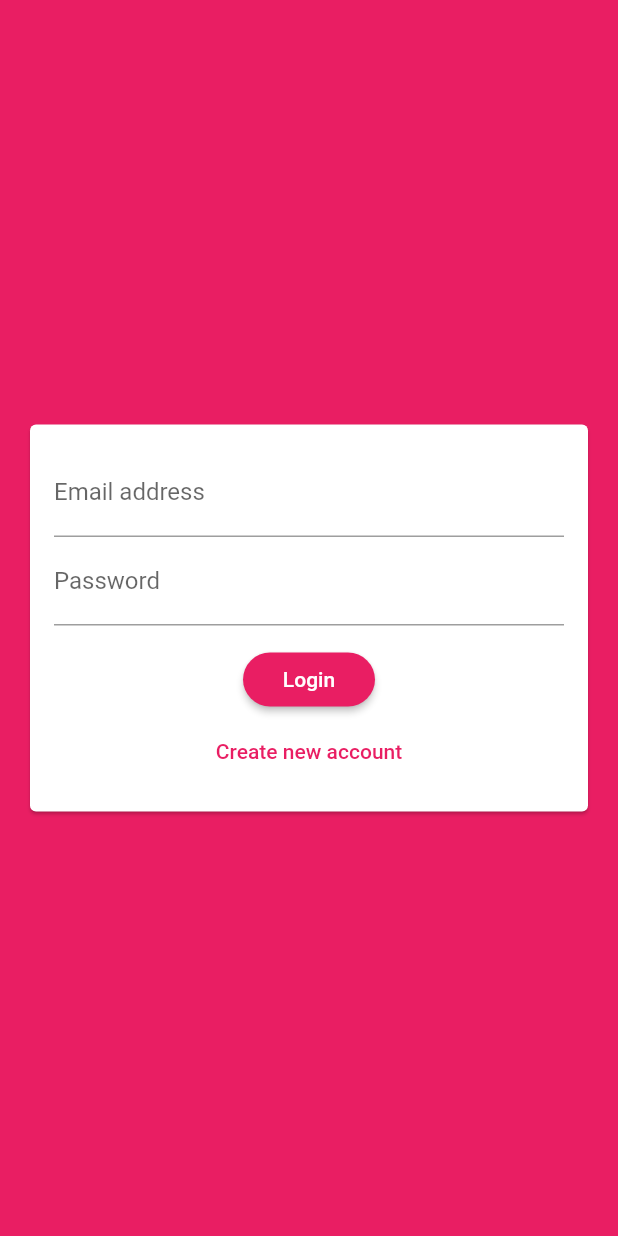
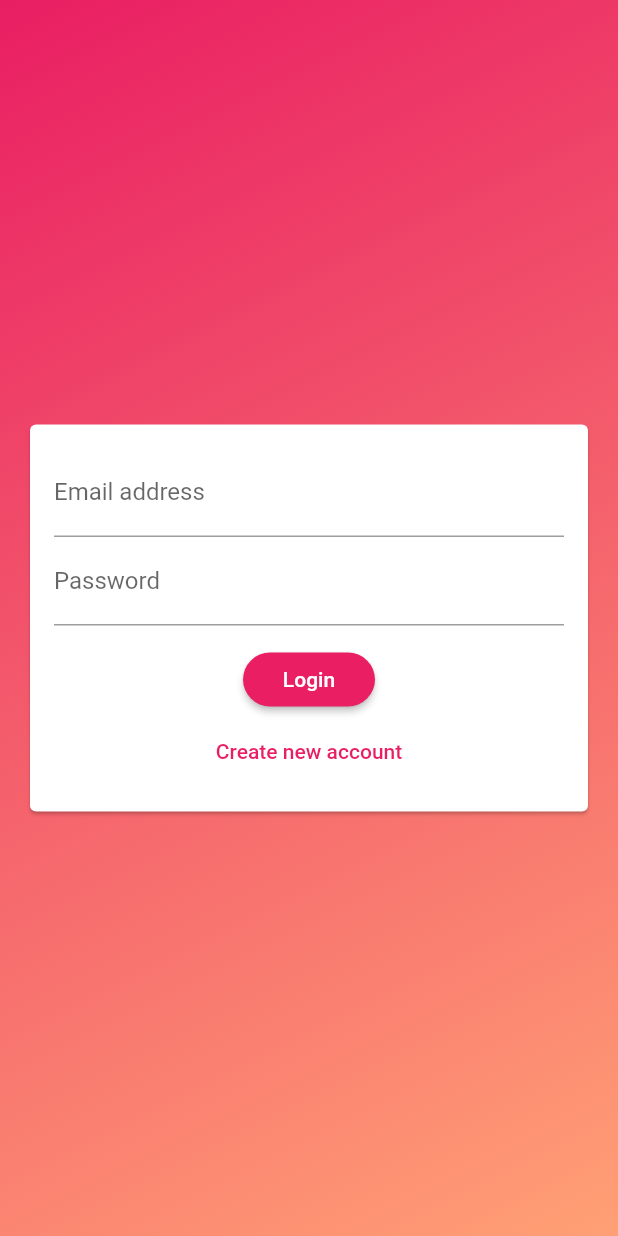
Before and after one commit to simran1901/Chat-App, a Flutter app: the screen it shows after launch, on a phone screen of 412 x 824 dp. Run offline on Flutter 3.47's test engine with Material 2 defaults, Android fonts, the phone set to English and light mode, and no system bars; our stand-ins replace cloud_firestore, firebase_auth, firebase_core; accounts and stored records are empty.

```diff
--- a/lib/screens/auth_screen.dart
+++ b/lib/screens/auth_screen.dart
@@ -1,6 +1,7 @@
 import 'package:flutter/material.dart';
 import 'package:firebase_auth/firebase_auth.dart';
-import 'package:flutter/services.dart';
+// import 'package:flutter/services.dart';
+import 'package:cloud_firestore/cloud_firestore.dart';
 
 import '../widgets/auth_form.dart';
 
@@ -11,6 +12,7 @@ class AuthScreen extends StatefulWidget {
 
 class _AuthScreenState extends State<AuthScreen> {
   final _auth = FirebaseAuth.instance;
+  var _isLoading = false;
 
   void _submitAuthForm(
     String email,
@@ -21,6 +23,9 @@ class _AuthScreenState extends State<AuthScreen> {
   ) async {
     UserCredential authResult;
     try {
+      setState(() {
+        _isLoading = true;
+      });
       if (isLogin) {
         authResult = await _auth.signInWithEmailAndPassword(
           email: email,
@@ -31,29 +36,64 @@ class _AuthScreenState extends State<AuthScreen> {
           email: email,
           password: password,
         );
+        await FirebaseFirestore.instance
+            .collection('users')
+            .doc(authResult.user.uid)
+            .set({
+          'username': username,
+          'email': email,
+        });
       }
-    } on PlatformException catch (err) {
+    } on FirebaseException catch (err) {
       var message = 'An error occurred, please check your credentials!';
 
       if (err.message != null) {
         message = err.message;
+        print(message);
       }
       Scaffold.of(ctx).showSnackBar(
         SnackBar(
-          content: Text(message),
-          backgroundColor: Theme.of(context).errorColor,
+          content: Text(
+            message,
+            style: TextStyle(
+              color: Colors.white,
+            ),
+          ),
+          backgroundColor: Colors.black54,
         ),
       );
-    } catch(err) {
+      setState(() {
+        _isLoading = false;
+      });
+    } catch (err) {
       print(err);
+      setState(() {
+        _isLoading = false;
+      });
     }
   }
 
   @override
   Widget build(BuildContext context) {
-    return Scaffold(
-      backgroundColor: Theme.of(context).primaryColor,
-      body: AuthForm(_submitAuthForm),
+    return Container(
+      decoration: BoxDecoration(
+        gradient: LinearGradient(
+          colors: [
+            Theme.of(context).primaryColor,
+            Color.fromRGBO(255, 160, 117, 1),
+          ],
+          begin: Alignment.topLeft,
+          end: Alignment.bottomRight,
+          stops: [0, 1],
+        ),
+      ),
+      child: Scaffold(
+        backgroundColor: Colors.transparent,
+        body: AuthForm(
+          _submitAuthForm,
+          _isLoading,
+        ),
+      ),
     );
   }
 }
--- a/lib/widgets/auth_form.dart
+++ b/lib/widgets/auth_form.dart
@@ -1,8 +1,12 @@
 import 'package:flutter/material.dart';
 
 class AuthForm extends StatefulWidget {
-  AuthForm(this.submitFn);
+  AuthForm(
+    this.submitFn,
+    this.isLoading,
+  );
 
+  final bool isLoading;
   final void Function(
     String email,
     String password,
@@ -29,8 +33,7 @@ class _AuthFormState extends State<AuthForm> {
     if (isValid) {
       _formKey.currentState.save();
       widget.submitFn(
-        _userEmail.trim()
-        ,
+        _userEmail.trim(),
         _userPassword,
         _userName,
         _isLogin,
@@ -99,10 +102,13 @@ class _AuthFormState extends State<AuthForm> {
                     },
                   ),
                   SizedBox(height: 12),
+                  if (widget.isLoading) CircularProgressIndicator(),
+                  if (!widget.isLoading)
                     RaisedButton(
                       child: Text(_isLogin ? 'Login' : 'Sign Up'),
                       onPressed: _trySubmit,
                     ),
+                  if (!widget.isLoading)
                     FlatButton(
                       textColor: Theme.of(context).primaryColor,
                       child: Text(_isLogin
```
Lines whose indentation alone changed are shown as unchanged.
